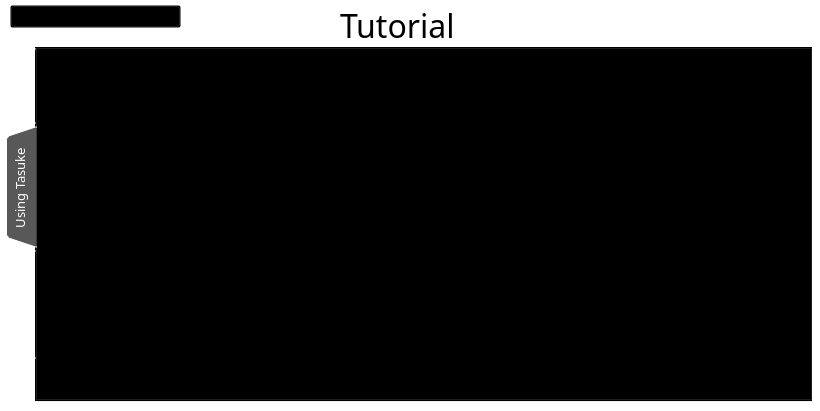
Before: the Qt Designer form Tasuke/TutorialWidget.ui in mushopea/Tasuke, drawn with Qt 5.
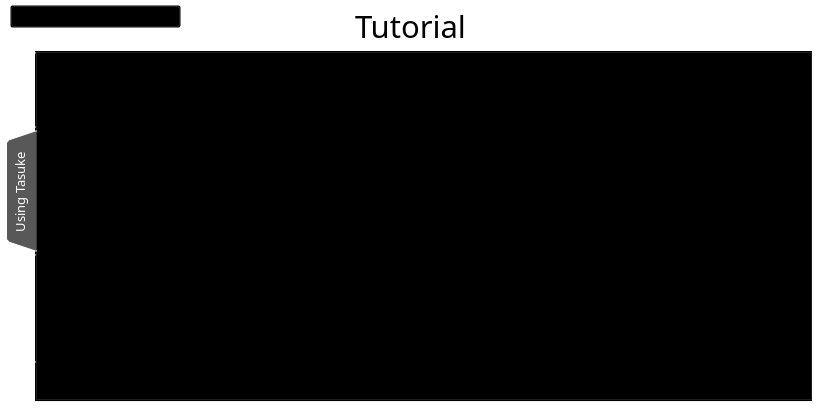
After: the same form once the commit is applied. The open tabs and pages were chosen to show the change.

What changed in the file:
```diff
--- a/Tasuke/TutorialWidget.ui
+++ b/Tasuke/TutorialWidget.ui
@@ -20,9 +20,9 @@
    <property name="geometry">
     <rect>
      <x>5</x>
-     <y>47</y>
+     <y>51</y>
      <width>808</width>
-     <height>355</height>
+     <height>351</height>
     </rect>
    </property>
    <property name="palette">
@@ -314,16 +314,16 @@
   <widget class="QLabel" name="title">
    <property name="geometry">
     <rect>
-     <x>340</x>
+     <x>0</x>
      <y>5</y>
-     <width>131</width>
+     <width>821</width>
      <height>41</height>
     </rect>
    </property>
    <property name="font">
     <font>
      <family>Quicksand Book</family>
-     <pointsize>24</pointsize>
+     <pointsize>23</pointsize>
      <weight>9</weight>
      <italic>false</italic>
      <bold>false</bold>
@@ -337,6 +337,9 @@
    <property name="text">
     <string>Tutorial</string>
    </property>
+   <property name="alignment">
+    <set>Qt::AlignCenter</set>
+   </property>
   </widget>
  </widget>
  <resources/>
```
Left out of the diff: 10 changed lines with no effect on the pictures.
